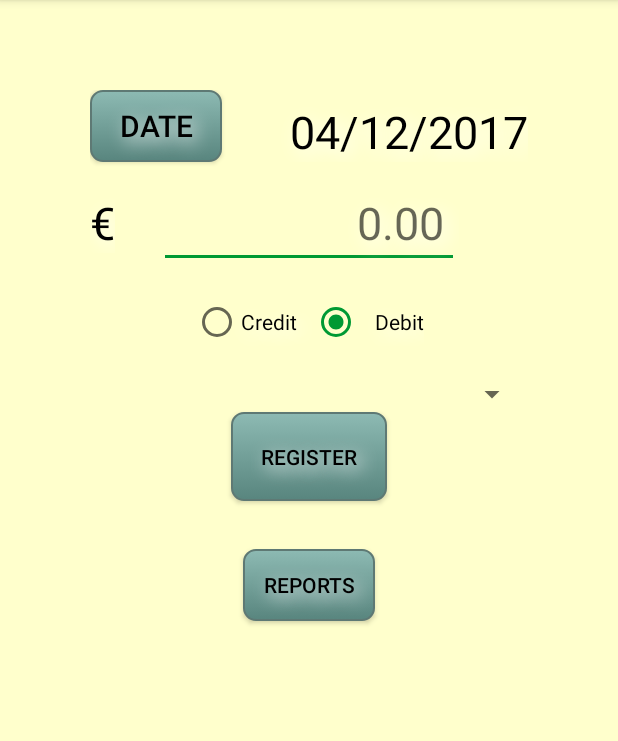
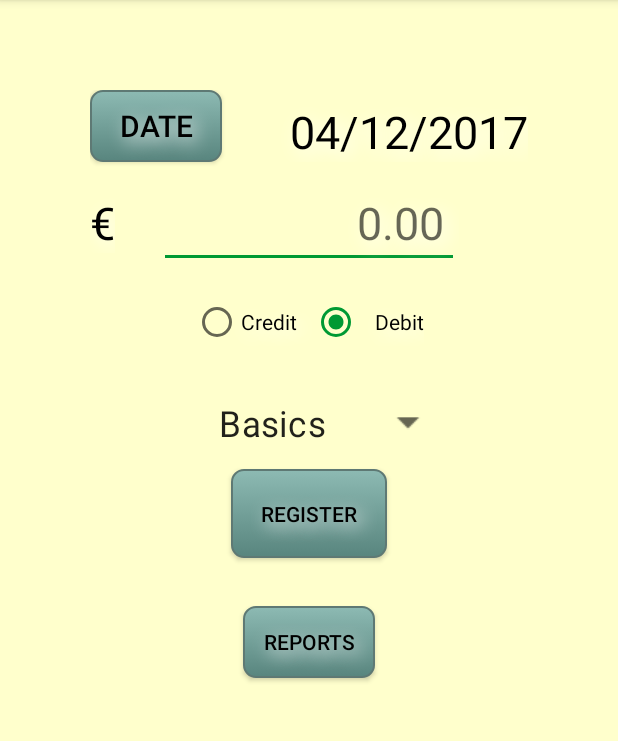
Before and after one commit to imposimato/SixBowlsAndroid, an Android app: the screen it shows after launch (MainActivity), on a phone screen of 412 x 824 dp, the part 84-825 px from its top. Run offline under Robolectric (Android 15) with nearby library versions, the phone set to English and light mode, and no system bars.

```diff
--- a/app/src/main/java/com/luiz/sixbowls/EntriesFragment.java
+++ b/app/src/main/java/com/luiz/sixbowls/EntriesFragment.java
@@ -93,6 +93,10 @@ public class EntriesFragment extends ListFragment {
     }
 
     public void updateCursor(){
+        //TODO BOWL no fragment_item.xml
+        //TODO Inserir Bowl na query
+        //TODO Inserir Bowl no Adapter
+
         cursor = db.query("INOUT",
                 new String[]{"_id", "ENTRY", "printf('%.2f', ENTRY) as ENTRYF",
                         "DATE", "strftime('%d/%m/%Y', DATE) as DATEF", "CREDDEB"},
--- a/app/src/main/java/com/luiz/sixbowls/MainActivity.java
+++ b/app/src/main/java/com/luiz/sixbowls/MainActivity.java
@@ -10,15 +10,20 @@ import android.database.sqlite.SQLiteDatabase;
 import android.database.sqlite.SQLiteOpenHelper;
 import android.support.v7.app.AppCompatActivity;
 import android.os.Bundle;
+import android.util.Log;
 import android.view.Menu;
 import android.view.MenuItem;
 import android.view.View;
+import android.widget.AdapterView;
+import android.widget.ArrayAdapter;
 import android.widget.Button;
 import android.widget.RadioButton;
+import android.widget.Spinner;
 import android.widget.TextView;
 import android.widget.Toast;
 import java.text.ParseException;
 import java.text.SimpleDateFormat;
+import java.util.ArrayList;
 import java.util.Date;
 
 public class MainActivity extends AppCompatActivity implements DatePickerFragment.TheListener {
@@ -26,13 +31,21 @@ public class MainActivity extends AppCompatActivity implements DatePickerFragmen
     Button dateInput , insertEntryBt;
     RadioButton credRB, debRB;
     TextView dateView, moneyInput;
+    Spinner spinner;
+
     SimpleDateFormat dtShow = new SimpleDateFormat("dd/MM/yyyy");
     SimpleDateFormat dt = new SimpleDateFormat("yyyy-MM-dd");
+
     Date currentDate = new Date();
     String dateInputDB = dt.format(currentDate);
+
+    int spinnerItem = 0;
     double entry;
     SQLiteOpenHelper dbHelper;
     SQLiteDatabase db;
+
+    ArrayList<String> bowls;
+    ArrayAdapter arrayAdapter;
 
     public MainActivity() throws ParseException {
     }
@@ -50,6 +63,28 @@ public class MainActivity extends AppCompatActivity implements DatePickerFragmen
         debRB = (RadioButton) findViewById(R.id.debRB);
         dbHelper = new SixBowlsDbHelper(this);
         db = dbHelper.getWritableDatabase();
+        String[] bowlsStr = getResources().getStringArray(R.array.bowls);
+        bowls = new ArrayList<String>();
+        for (String string : bowlsStr){
+            bowls.add(string);
+        }
+
+        spinner = (Spinner) findViewById(R.id.bowl);
+        arrayAdapter = new ArrayAdapter<String>(this, android.R.layout.simple_spinner_item, bowls);
+        spinner.setAdapter(arrayAdapter);
+
+        spinner.setOnItemSelectedListener(new AdapterView.OnItemSelectedListener() {
+            @Override
+            public void onItemSelected(AdapterView<?> parent, View view, int position, long id) {
+                spinnerItem = position;
+            }
+
+            @Override
+            public void onNothingSelected(AdapterView<?> parent) {
+
+            }
+        });
+
 
         dateInput.setOnClickListener(new View.OnClickListener()
         {
@@ -76,6 +111,7 @@ public class MainActivity extends AppCompatActivity implements DatePickerFragmen
             ContentValues entryValue = new ContentValues();
             entryValue.put("ENTRY", entry);
             entryValue.put("DATE", dateInputDB);
+            //TODO Insert BOWL DB
             if (credRB.isChecked()) entryValue.put("CREDDEB", "C");
             if (debRB.isChecked()) entryValue.put("CREDDEB", "D");
             db.insert("INOUT", null, entryValue);
--- a/app/src/main/java/com/luiz/sixbowls/SixBowlsDbHelper.java
+++ b/app/src/main/java/com/luiz/sixbowls/SixBowlsDbHelper.java
@@ -8,6 +8,8 @@ import android.database.sqlite.SQLiteOpenHelper;
 
 
 public class SixBowlsDbHelper extends SQLiteOpenHelper {
+
+    //TODO BOWL Field
 
     private static final String DB_NAME = "sixBowls";
     private static final int DB_VERSION = 3;
--- a/app/src/main/res/layout/activity_main.xml
+++ b/app/src/main/res/layout/activity_main.xml
@@ -119,10 +119,14 @@
 
     <Spinner
         android:id="@+id/bowl"
-        android:layout_width="match_parent"
+        android:layout_width="wrap_content"
         android:layout_height="wrap_content"
         android:layout_below="@+id/credDeb"
-        android:layout_weight="1" />
+        android:layout_centerHorizontal="true"
+        android:layout_weight="20"
+        android:padding="20dp"
+        android:scaleX="1.5"
+        android:scaleY="1.5" />
 
     <Button
         android:id="@+id/insertEntryBt"
--- a/app/src/main/res/values/strings.xml
+++ b/app/src/main/res/values/strings.xml
@@ -8,4 +8,19 @@
     <string name="debitRB">Debit</string>
     <string name="initValue">0.00</string>
     <string name="dateButton">Date</string>
+    <string name="basics">Basics</string>
+    <string name="fun">Fun</string>
+    <string name="future">Future</string>
+    <string name="education">Education</string>
+    <string name="leisure">Leisure</string>
+    <string name="gift">Gift</string>
+
+    <string-array name="bowls">
+        <item>@string/basics</item>
+        <item>@string/fun</item>
+        <item>@string/future</item>
+        <item>@string/education</item>
+        <item>@string/leisure</item>
+        <item>@string/gift</item>
+    </string-array>
 </resources>
```
Also changed, not shown: app/src/main/java/com/luiz/sixbowls/Reports.java (+21 -0 lines), app/src/main/res/menu/menureports.xml (added, +7 -0 lines).
